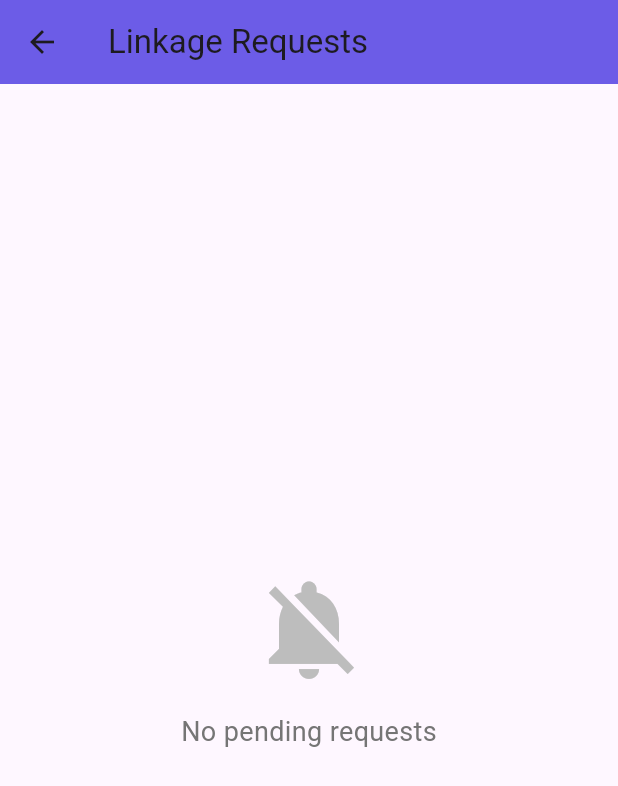
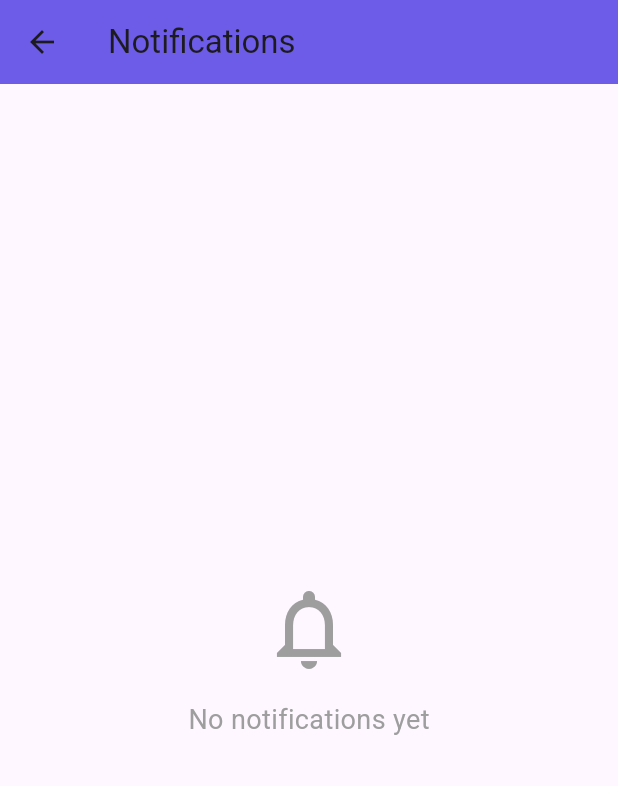
Before and after one commit to armaandeol/Oculoo, a Flutter app: the GuardianHomePage screen opened directly, after a tap on the "notifications" icon, on a phone screen of 412 x 824 dp. Shown: the top 786 px of the screen. Run offline on Flutter 3.47's test engine with Material 3 defaults, Android fonts, the phone set to English and light mode, and no system bars; our stand-ins replace cloud_firestore, firebase_auth, firebase_core, firebase_storage, flutter_local_notifications, image_picker and 2 more; accounts and stored records are empty; generated files the repository leaves out were written again.

Commit message:
Added guardian notifications

```diff
--- a/lib/Guardian/home.dart
+++ b/lib/Guardian/home.dart
@@ -41,14 +41,24 @@ class _GuardianHomePageState extends State<GuardianHomePage> {
     if (user == null) return;
 
     try {
-      final snapshot = await FirebaseFirestore.instance
+      // Check for pending linkage requests
+      final linkageSnapshot = await FirebaseFirestore.instance
           .collection('linkages')
           .where('guardianUID', isEqualTo: user.uid)
           .where('status', isEqualTo: 'pending')
           .get();
 
+      // Check for medicine taken notifications
+      final medicineSnapshot = await FirebaseFirestore.instance
+          .collection('guardian')
+          .doc(user.uid)
+          .collection('notifications')
+          .where('read', isEqualTo: false)
+          .get();
+
       setState(() {
-        _notificationCount = snapshot.docs.length;
+        _notificationCount =
+            linkageSnapshot.docs.length + medicineSnapshot.docs.length;
       });
     } catch (e) {
       print("Error checking notifications: $e");
--- a/lib/Guardian/notifications_page.dart
+++ b/lib/Guardian/notifications_page.dart
@@ -19,72 +19,103 @@ class _NotificationsPageState extends State<NotificationsPage> {
 
     return Scaffold(
       appBar: AppBar(
-        title: const Text('Linkage Requests'),
+        title: const Text('Notifications'),
         backgroundColor: Color(0xFF6C5CE7),
       ),
       body: user == null
-          ? Center(child: Text('Please sign in to view requests'))
+          ? Center(child: Text('Please sign in to view notifications'))
           : StreamBuilder<QuerySnapshot>(
-              // Modified query to avoid requiring a composite index
               stream: FirebaseFirestore.instance
-                  .collection('linkages')
-                  .where('guardianUID', isEqualTo: user.uid)
-                  .where('status', isEqualTo: 'pending')
+                  .collection('guardian')
+                  .doc(user.uid)
+                  .collection('notifications')
+                  .orderBy('timestamp', descending: true)
                   .snapshots(),
               builder: (context, snapshot) {
-                if (snapshot.connectionState == ConnectionState.waiting) {
-                  return Center(child: CircularProgressIndicator());
+                if (snapshot.hasError) {
+                  return Center(child: Text('Error: ${snapshot.error}'));
                 }
 
-                if (snapshot.hasError) {
-                  return Center(
-                    child: Text('Error: ${snapshot.error}'),
-                  );
+                if (snapshot.connectionState == ConnectionState.waiting) {
+                  return const Center(child: CircularProgressIndicator());
                 }
 
-                if (!snapshot.hasData || snapshot.data!.docs.isEmpty) {
+                final notifications = snapshot.data?.docs ?? [];
+
+                if (notifications.isEmpty) {
                   return Center(
                     child: Column(
                       mainAxisAlignment: MainAxisAlignment.center,
                       children: [
-                        Icon(Icons.notifications_off,
-                            size: 80, color: Colors.grey[400]),
+                        Icon(Icons.notifications_none,
+                            size: 64, color: Colors.grey),
                         SizedBox(height: 16),
-                        Text(
-                          'No pending requests',
-                          style: TextStyle(
-                            fontSize: 18,
-                            color: Colors.grey[600],
-                          ),
-                        ),
+                        Text('No notifications yet',
+                            style: TextStyle(fontSize: 18, color: Colors.grey)),
                       ],
                     ),
                   );
                 }
 
-                // Sort the documents by timestamp client-side
-                final docs = snapshot.data!.docs;
-                docs.sort((a, b) {
-                  final aTime = a['timestamp'] as Timestamp?;
-                  final bTime = b['timestamp'] as Timestamp?;
-                  if (aTime == null) return 1;
-                  if (bTime == null) return -1;
-                  // Sort descending (newest first)
-                  return bTime.compareTo(aTime);
-                });
+                return ListView.builder(
+                  itemCount: notifications.length,
+                  itemBuilder: (context, index) {
+                    final doc = notifications[index];
+                    final data = doc.data() as Map<String, dynamic>;
+                    final timestamp = (data['timestamp'] as Timestamp).toDate();
+                    final dateString =
+                        DateFormat('MMM dd, yyyy HH:mm').format(timestamp);
 
-                return ListView.builder(
-                  padding: EdgeInsets.all(16),
-                  itemCount: docs.length,
-                  itemBuilder: (context, index) {
-                    final doc = docs[index];
-                    final data = doc.data() as Map<String, dynamic>;
+                    if (data['type'] == 'medicine_taken') {
+                      return Card(
+                        margin: const EdgeInsets.all(8.0),
+                        child: ListTile(
+                          leading: CircleAvatar(
+                            backgroundColor: Color(0xFF6C5CE7).withOpacity(0.1),
+                            child: Icon(Icons.medical_services,
+                                color: Color(0xFF6C5CE7)),
+                          ),
+                          title: Text(
+                              '${data['patientName']} took their medicine'),
+                          subtitle: Text(dateString),
+                          trailing: IconButton(
+                            icon: Icon(Icons.check_circle_outline),
+                            onPressed: () async {
+                              await doc.reference.update({'read': true});
+                            },
+                          ),
+                          onTap: () {
+                            // Show the medicine image in a dialog
+                            showDialog(
+                              context: context,
+                              builder: (context) => AlertDialog(
+                                title: Text('Medicine Verification'),
+                                content: Column(
+                                  mainAxisSize: MainAxisSize.min,
+                                  children: [
+                                    Image.network(data['imageUrl']),
+                                    SizedBox(height: 16),
+                                    Text(
+                                        '${data['patientName']} took their medicine at $dateString'),
+                                  ],
+                                ),
+                                actions: [
+                                  TextButton(
+                                    onPressed: () {
+                                      Navigator.pop(context);
+                                      doc.reference.update({'read': true});
+                                    },
+                                    child: Text('Mark as Read'),
+                                  ),
+                                ],
+                              ),
+                            );
+                          },
+                        ),
+                      );
+                    }
 
-                    final timestamp = data['timestamp'] as Timestamp?;
-                    final dateString = timestamp != null
-                        ? DateFormat.yMMMd().add_jm().format(timestamp.toDate())
-                        : 'Unknown time';
-
+                    // Existing linkage request card
                     return Card(
                       elevation: 4,
                       margin: EdgeInsets.only(bottom: 16),
```
Also changed, not shown: lib/Patient/pages/log_medicine.dart (+28 -0 lines), pubspec.lock, 15 other files.
